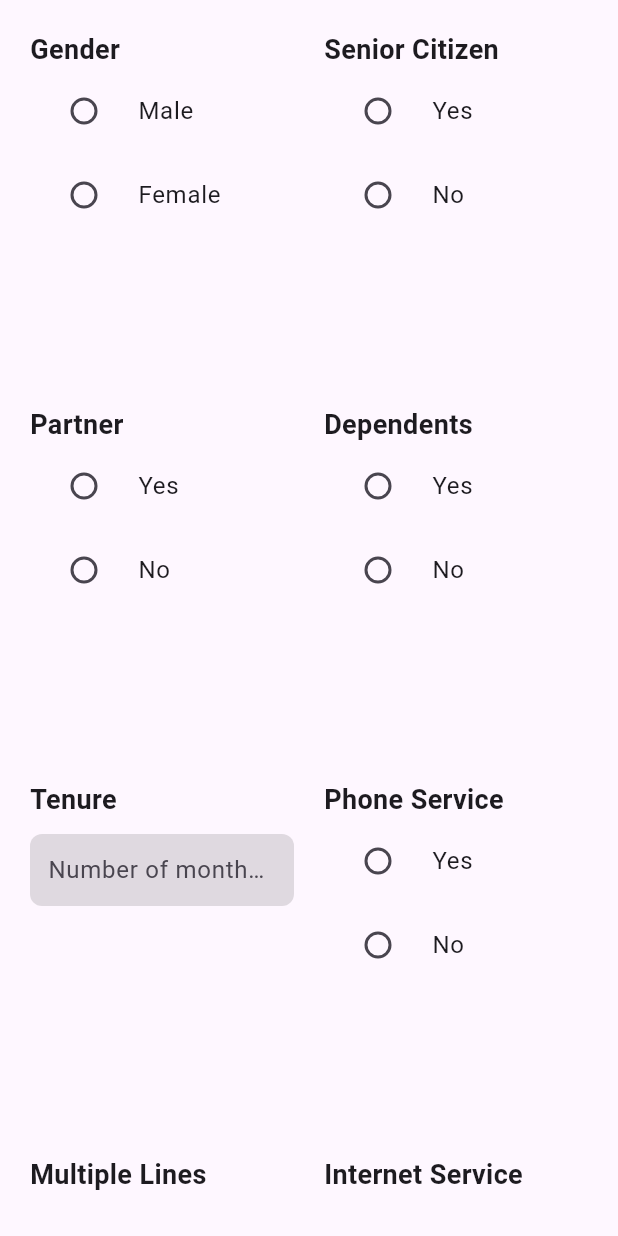
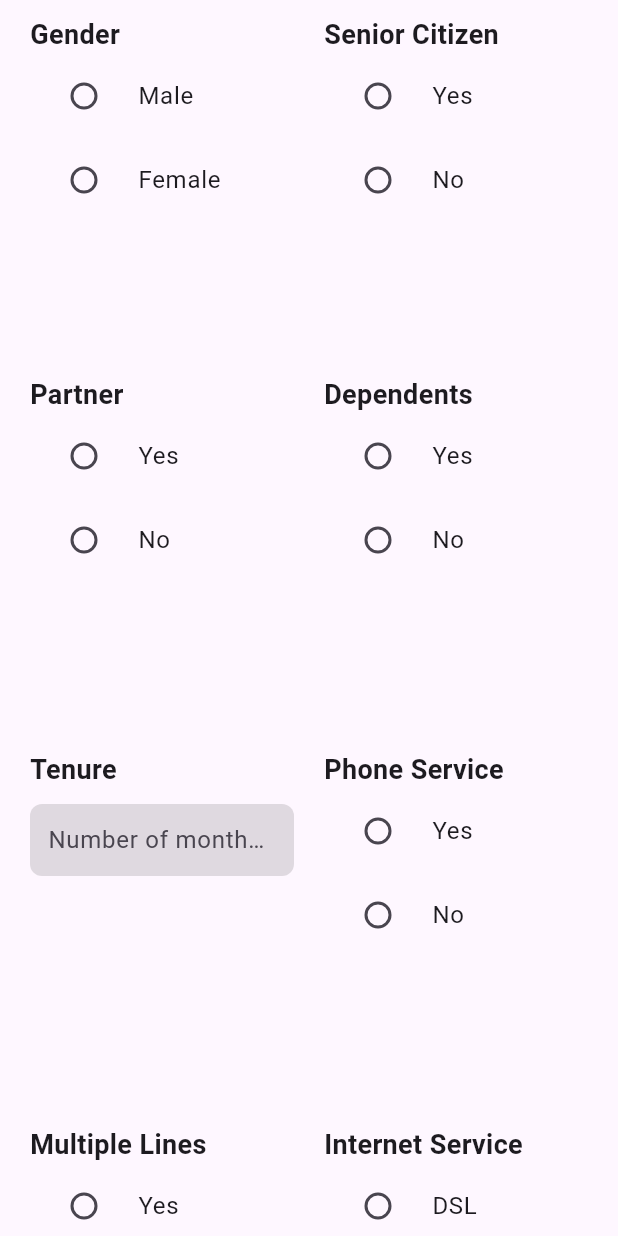
Before and after one commit to AmmarrYasserr/ML_Project, a Flutter app: the WebView widget shown alone on an empty page, opened directly, on a phone screen of 412 x 824 dp. Run offline on Flutter 3.47's test engine with Material 3 defaults, Android fonts, the phone set to English and light mode, and no system bars; our stand-ins replace dio, hive; missing offline and left inert: bottom_navbar_with_indicator; accounts and stored records are empty.

```diff
--- a/lib/screens/predict/web_view.dart
+++ b/lib/screens/predict/web_view.dart
@@ -1,6 +1,4 @@
 // ignore_for_file: curly_braces_in_flow_control_structures
-
-import 'dart:math';
 
 import 'package:flutter/material.dart';
 import 'package:ml_project/api.dart';
@@ -36,7 +34,7 @@ class _WebViewState extends State<WebView> {
   @override
   Widget build(BuildContext context) {
     return Padding(
-      padding: const EdgeInsets.all(20),
+      padding: const EdgeInsets.only(left: 20, right: 20),
       child: SingleChildScrollView(
         child: Column(
           crossAxisAlignment: CrossAxisAlignment.center,
@@ -50,6 +48,9 @@ class _WebViewState extends State<WebView> {
                 Column(
                   crossAxisAlignment: CrossAxisAlignment.start,
                   children: [
+                    const SizedBox(
+                      height: 10,
+                    ),
                     const Text(
                       'Gender',
                       style:
@@ -83,6 +84,9 @@ class _WebViewState extends State<WebView> {
                 Column(
                   crossAxisAlignment: CrossAxisAlignment.start,
                   children: [
+                    const SizedBox(
+                      height: 10,
+                    ),
                     const Text(
                       'Senior Citizen',
                       style:
@@ -240,7 +244,7 @@ class _WebViewState extends State<WebView> {
                         onChanged: (val) {
                           setState(() {
                             phoneService = val;
-                            if(phoneService == 'No'){
+                            if (phoneService == 'No') {
                               multipleLines = 'No phone service';
                             }
                           });
--- a/pubspec.yaml
+++ b/pubspec.yaml
@@ -37,6 +37,7 @@ dependencies:
   dio: ^5.4.3+1
   hive: ^2.2.3
   uuid: ^4.4.0
+  bottom_navbar_with_indicator: ^0.0.8
 
 dev_dependencies:
   flutter_test:
```
Also changed, not shown: lib/main.dart (+11 -6 lines), lib/screens/predict/mobile_view.dart (+7 -3 lines), pubspec.lock.
